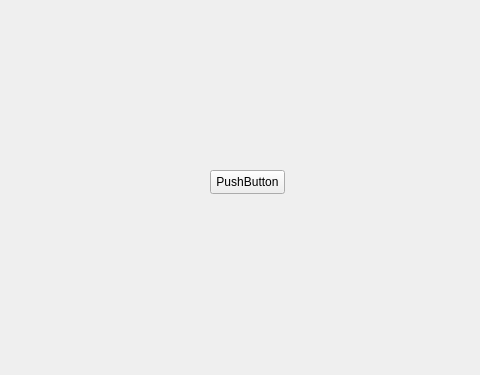
First picture: the form in Application/mainwindow.ui, repository LeBourguignon/WifiBot, before the edit; both pictures show x 0 to 480 and y 0 to 375 of the 800 by 600 pixel window.
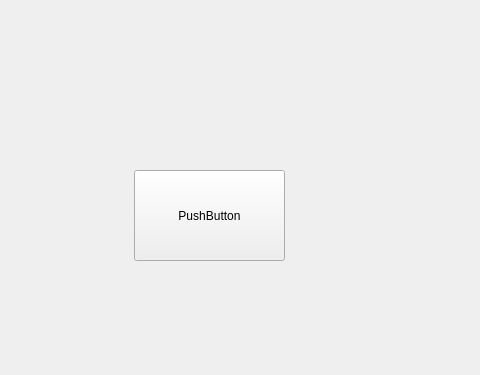
Second picture: the form after the edit.

The edit to the form file:
```diff
--- a/Application/mainwindow.ui
+++ b/Application/mainwindow.ui
@@ -17,10 +17,10 @@
    <widget class="QPushButton" name="b_connexion">
     <property name="geometry">
      <rect>
-      <x>210</x>
+      <x>134</x>
       <y>170</y>
-      <width>75</width>
-      <height>24</height>
+      <width>151</width>
+      <height>91</height>
      </rect>
     </property>
     <property name="text">
```
